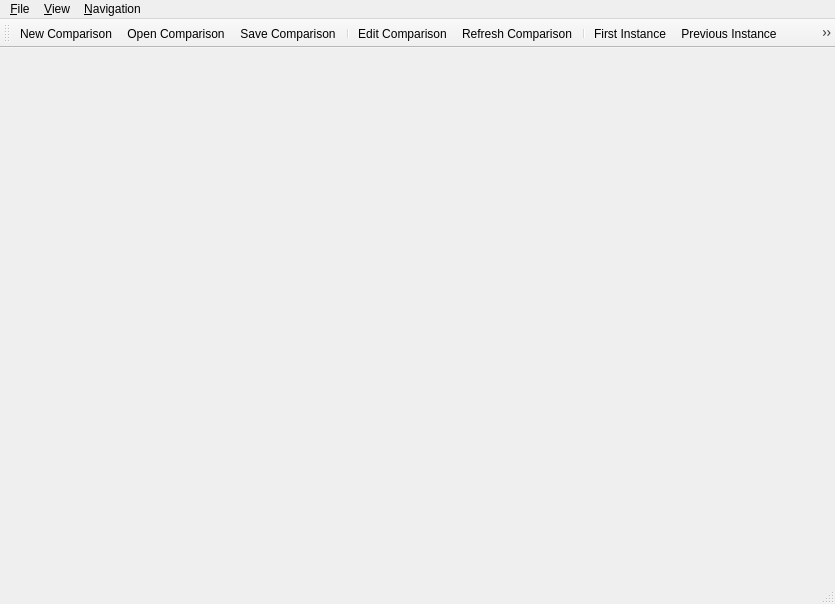
This is MainWindow.ui in wsmigaj/Cameleon as Qt 5 draws it before an edit. The edited form follows.
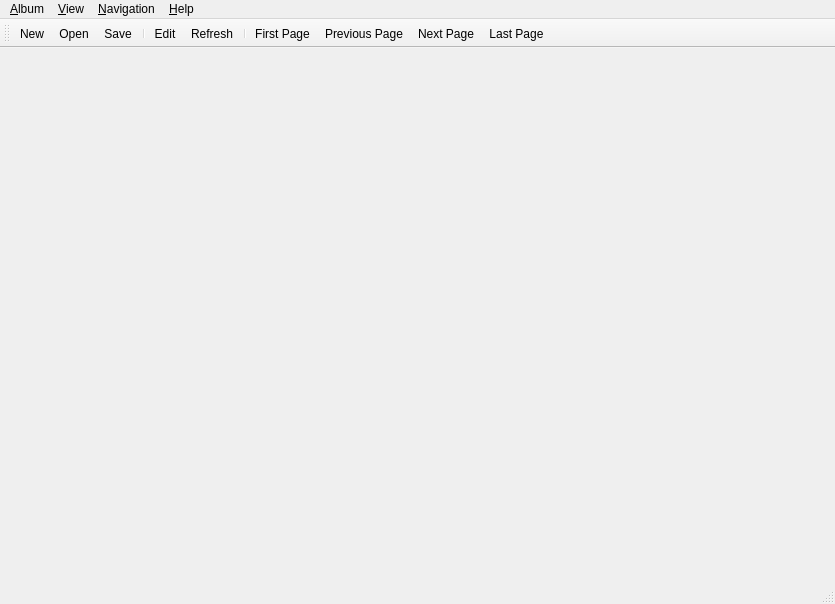
This is the edited form. Custom widgets are drawn as their Qt base class.

Commit message: Rename "comparison" to "album" and "instance" to "page" (but just in the UI, not in the code).

The edit to the form file:
```diff
--- a/MainWindow.ui
+++ b/MainWindow.ui
@@ -37,7 +37,7 @@
    </property>
    <widget class="QMenu" name="menuFile">
     <property name="title">
-     <string>&amp;File</string>
+     <string>&amp;Album</string>
     </property>
     <addaction name="actionNewComparison"/>
     <addaction name="actionOpenComparison"/>
@@ -82,7 +82,7 @@
    <addaction name="menuFile"/>
    <addaction name="menuView"/>
    <addaction name="menuNavigation"/>
-   <addaction name="menu_Help"/>
+   <addaction name="menuHelp"/>
   </widget>
   <widget class="QToolBar" name="mainToolBar">
    <attribute name="toolBarArea">
@@ -106,7 +106,7 @@
   <widget class="QStatusBar" name="statusBar"/>
   <action name="actionNewComparison">
    <property name="text">
-    <string>&amp;New Comparison...</string>
+    <string>&amp;New...</string>
    </property>
    <property name="shortcut">
     <string>Ctrl+N</string>
@@ -114,7 +114,7 @@
   </action>
   <action name="actionOpenComparison">
    <property name="text">
-    <string>&amp;Open Comparison...</string>
+    <string>&amp;Open...</string>
    </property>
    <property name="shortcut">
     <string>Ctrl+O</string>
@@ -138,7 +138,7 @@
   </action>
   <action name="actionSaveComparison">
    <property name="text">
-    <string>&amp;Save Comparison</string>
+    <string>&amp;Save</string>
    </property>
    <property name="shortcut">
     <string>Ctrl+S</string>
@@ -172,7 +172,7 @@
   </action>
   <action name="actionEditComparison">
    <property name="text">
-    <string>&amp;Edit Comparison...</string>
+    <string>&amp;Edit...</string>
    </property>
    <property name="shortcut">
     <string>Ctrl+E</string>
@@ -180,7 +180,7 @@
   </action>
   <action name="actionFirstInstance">
    <property name="text">
-    <string>&amp;First Instance</string>
+    <string>&amp;First Page</string>
    </property>
    <property name="shortcut">
     <string>Home</string>
@@ -188,7 +188,7 @@
   </action>
   <action name="actionPreviousInstance">
    <property name="text">
-    <string>&amp;Previous Instance</string>
+    <string>&amp;Previous Page</string>
    </property>
    <property name="shortcut">
     <string>PgUp</string>
@@ -196,7 +196,7 @@
   </action>
   <action name="actionNextInstance">
    <property name="text">
-    <string>&amp;Next Instance</string>
+    <string>&amp;Next Page</string>
    </property>
    <property name="shortcut">
     <string>PgDown</string>
@@ -204,7 +204,7 @@
   </action>
   <action name="actionLastInstance">
    <property name="text">
-    <string>&amp;Last Instance</string>
+    <string>&amp;Last Page</string>
    </property>
    <property name="shortcut">
     <string>End</string>
@@ -212,7 +212,7 @@
   </action>
   <action name="actionRefreshComparison">
    <property name="text">
-    <string>&amp;Refresh Comparison</string>
+    <string>&amp;Refresh</string>
    </property>
    <property name="shortcut">
     <string>F5</string>
```
Left out of the diff: 4 changed lines with no effect on the pictures. The commit also changes 2 other files.
